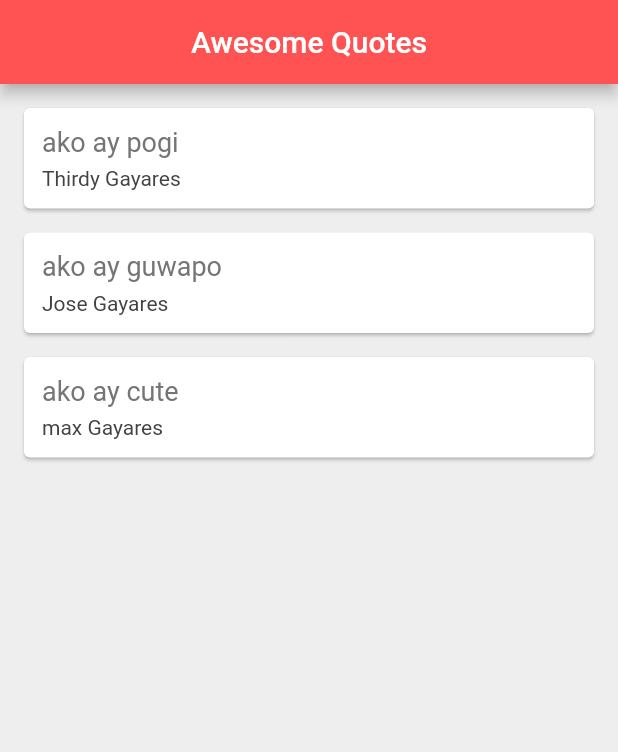
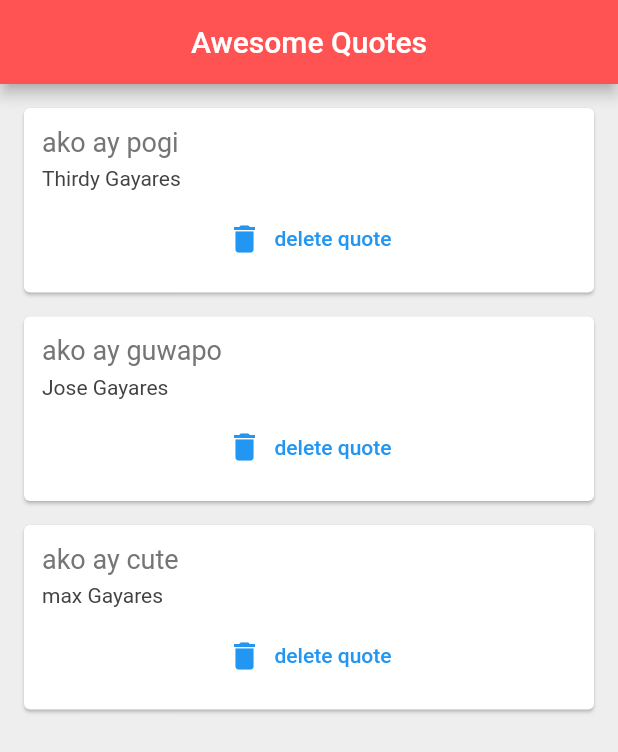
Before and after one commit to thirdygayares/swawppie, a Flutter app: the screen it shows after launch, on a phone screen of 412 x 824 dp. Shown: the top 752 px of the screen. Run offline on Flutter 3.47's test engine with Material 2 defaults, Android fonts, the phone set to English and light mode, and no system bars; our stand-ins replace carousel_pro.

Commit message:
function as parameter

```diff
--- a/lib/main.dart
+++ b/lib/main.dart
@@ -30,7 +30,15 @@ class _ThirdyCardState extends State<ThirdyCard> {
         centerTitle: true,
       ),
       body: Column(
-        children: quotes.map((quote) => QuoteTemplate(quote: quote)).toList(),
+        children: quotes
+            .map((quote) => QuoteTemplate(
+                quote: quote,
+                delete: () {
+                  setState(() {
+                    quotes.remove(quote);
+                  });
+                }))
+            .toList(),
       ),
     );
   }
--- a/lib/quote_template.dart
+++ b/lib/quote_template.dart
@@ -3,7 +3,8 @@ import 'quotes.dart';
 
 class QuoteTemplate extends StatelessWidget {
   final Quote quote;
-  QuoteTemplate({required this.quote});
+  final Function() delete;
+  QuoteTemplate({required this.quote, required this.delete});
 
   @override
   Widget build(BuildContext context) {
@@ -29,6 +30,12 @@ class QuoteTemplate extends StatelessWidget {
                 color: Colors.grey[800],
               ),
             ),
+            SizedBox(height: 8.0),
+            TextButton.icon(
+              onPressed: delete,
+              label: Text('delete quote'),
+              icon: Icon(Icons.delete),
+            ),
           ],
         ),
       ),
```
